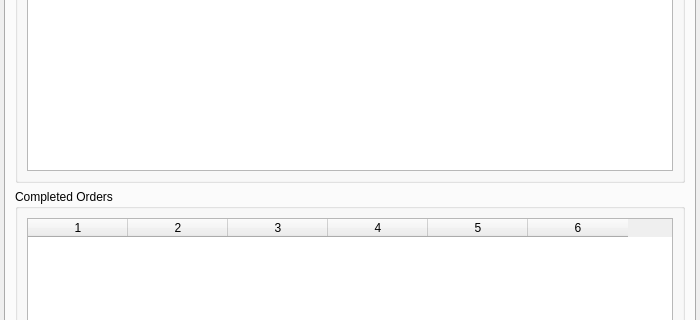
Old version of the form customer.ui in the repository ASHKAN3230/iut-food; both pictures show x 0 to 700 and y 126 to 446 of the 700 by 600 pixel window.
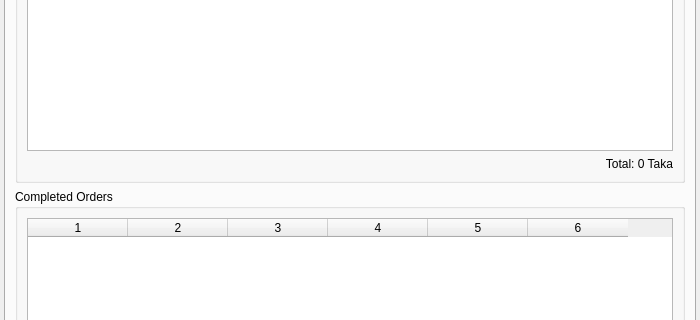
New version of the form.

Commit message: update orders tab

```diff
--- a/customer.ui
+++ b/customer.ui
@@ -127,6 +127,16 @@
             <column/>
            </widget>
           </item>
+          <item>
+           <widget class="QLabel" name="currentOrdersTotalLabel">
+            <property name="text">
+             <string>Total: 0 Taka</string>
+            </property>
+            <property name="alignment">
+             <set>Qt::AlignRight|Qt::AlignVCenter</set>
+            </property>
+           </widget>
+          </item>
          </layout>
         </widget>
        </item>
```
The commit also changes 1 other file.
